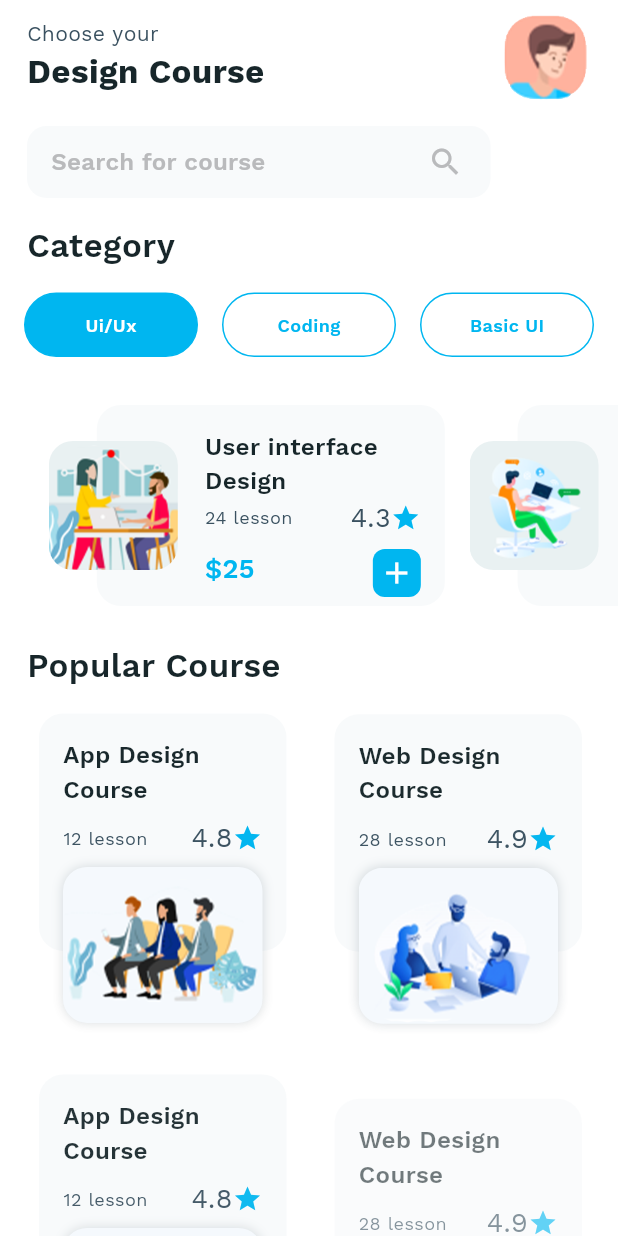
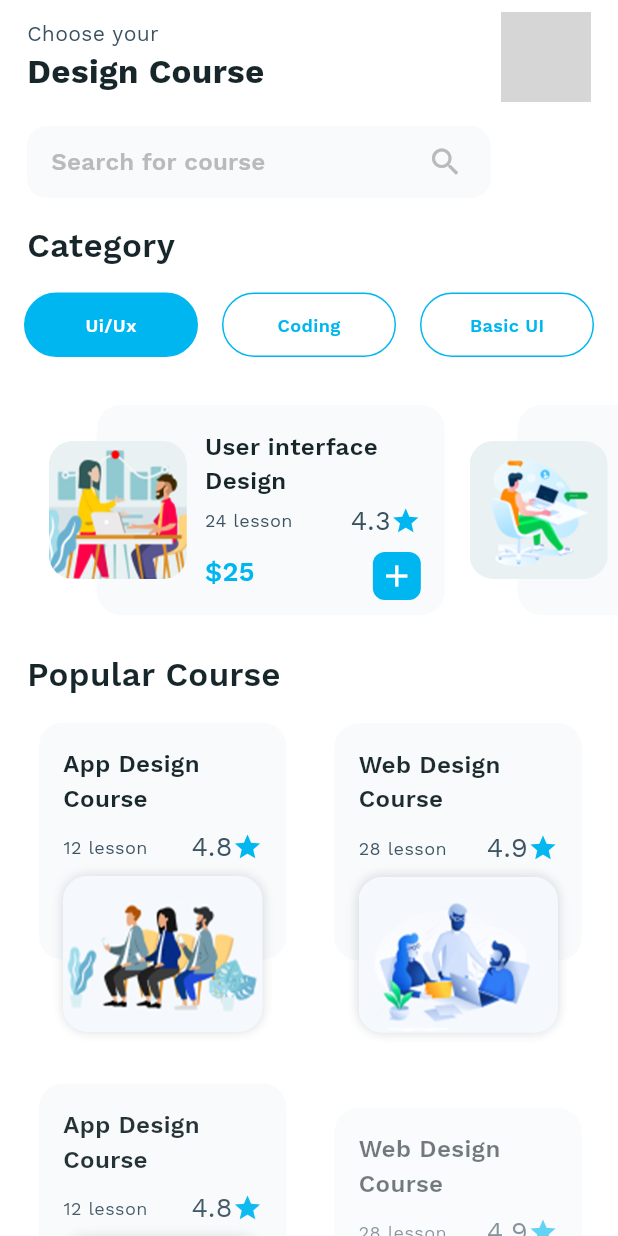
Before and after one commit to jamalihassan0307/Flutter-Animation-App, a Flutter app: the DesignCourseHomeScreen screen opened directly, on a phone screen of 412 x 824 dp. Run offline on Flutter 3.47's test engine with Material 3 defaults, Android fonts, the phone set to English and light mode, and no system bars; our stand-ins replace flutter_rating_bar; grey boxes are pictures that could not be loaded.

Commit message:
overflow error resolve

```diff
--- a/lib/custom_drawer/home_drawer.dart
+++ b/lib/custom_drawer/home_drawer.dart
@@ -120,7 +120,7 @@ class _HomeDrawerState extends State<HomeDrawer> {
                   Padding(
                     padding: const EdgeInsets.only(top: 8, left: 4),
                     child: Text(
-                      'Chris Hemsworth',
+                      'Ali Hassan',
                       style: TextStyle(
                         fontWeight: FontWeight.w600,
                         color: isLightMode ? AppTheme.grey : AppTheme.white,
--- a/lib/design_course/category_list_view.dart
+++ b/lib/design_course/category_list_view.dart
@@ -38,7 +38,7 @@ class _CategoryListViewState extends State<CategoryListView>
     return Padding(
       padding: const EdgeInsets.only(top: 16, bottom: 16),
       child: Container(
-        height: 134,
+        height: 140,
         width: double.infinity,
         child: FutureBuilder<bool>(
           future: getData(),
@@ -203,7 +203,7 @@ class CategoryView extends StatelessWidget {
                                           ),
                                           Padding(
                                             padding: const EdgeInsets.only(
-                                                bottom: 16, right: 16),
+                                                bottom: 10, right: 16),
                                             child: Row(
                                               mainAxisAlignment:
                                                   MainAxisAlignment
--- a/lib/design_course/home_design_course.dart
+++ b/lib/design_course/home_design_course.dart
@@ -295,7 +295,7 @@ class _DesignCourseHomeScreenState extends State<DesignCourseHomeScreen> {
           Container(
             width: 60,
             height: 60,
-            child: Image.asset('assets/design_course/userImage.png'),
+            child: Image.asset('assets/images/userImage.jpg'),
           )
         ],
       ),
```
